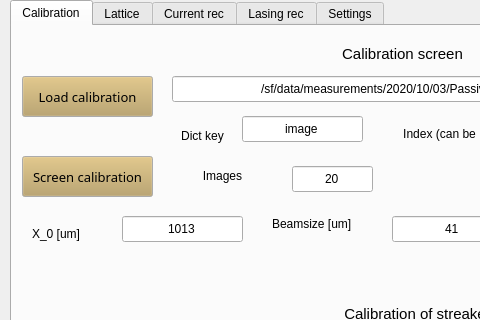
pdijksta/WakefieldAnalysis, file GUI.ui: the form before one commit; both pictures show x 0 to 480 and y 0 to 320 of the 962 by 856 pixel window.
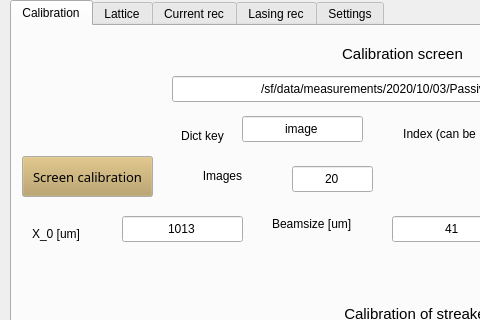
The form after the commit.

Patch:
```diff
--- a/GUI.ui
+++ b/GUI.ui
@@ -374,62 +374,6 @@
        <string>Set X emittance</string>
       </property>
      </widget>
-     <widget class="QPushButton" name="LoadScreenCalibration">
-      <property name="geometry">
-       <rect>
-        <x>10</x>
-        <y>50</y>
-        <width>131</width>
-        <height>41</height>
-       </rect>
-      </property>
-      <property name="palette">
-       <palette>
-        <active>
-         <colorrole role="Button">
-          <brush brushstyle="SolidPattern">
-           <color alpha="255">
-            <red>183</red>
-            <green>157</green>
-            <blue>92</blue>
-           </color>
-          </brush>
-         </colorrole>
-        </active>
-        <inactive>
-         <colorrole role="Button">
-          <brush brushstyle="SolidPattern">
-           <color alpha="255">
-            <red>183</red>
-            <green>157</green>
-            <blue>92</blue>
-           </color>
-          </brush>
-         </colorrole>
-        </inactive>
-        <disabled>
-         <colorrole role="Button">
-          <brush brushstyle="SolidPattern">
-           <color alpha="255">
-            <red>183</red>
-            <green>157</green>
-            <blue>92</blue>
-           </color>
-          </brush>
-         </colorrole>
-        </disabled>
-       </palette>
-      </property>
-      <property name="font">
-       <font>
-        <family>Sans Serif</family>
-        <pointsize>10</pointsize>
-       </font>
-      </property>
-      <property name="text">
-       <string>Load calibration</string>
-      </property>
-     </widget>
      <widget class="QPushButton" name="ClearCalibPlots">
       <property name="geometry">
        <rect>
```
